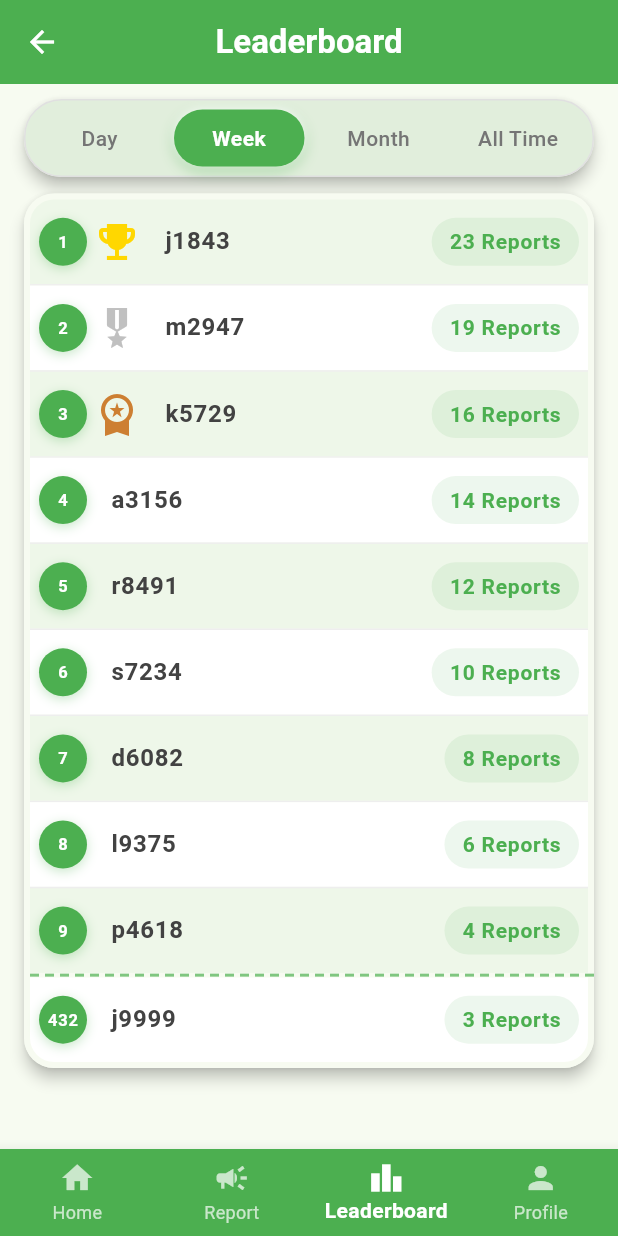
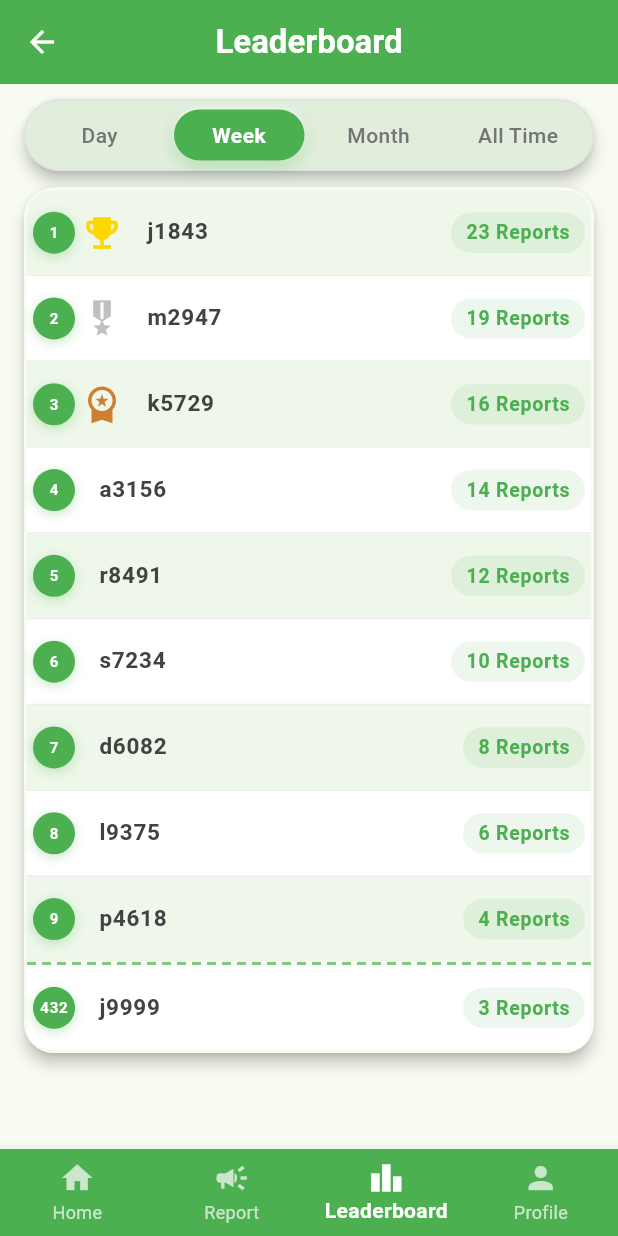
Before and after one commit to cycle4passion/StudySpacesApp, a Flutter app: the screen it shows after launch, item 3 of the bottom bar chosen, on a phone screen of 412 x 824 dp. Run offline on Flutter 3.47's test engine with Material 3 defaults, Android fonts, the light colour scheme and no system bars; our stand-ins replace geolocator, permission_handler, shared_preferences, webview_flutter; accounts and stored records are empty.

Commit message:
fixed overflowing leaderboard

```diff
--- a/lib/screens/leaderboard_screen.dart
+++ b/lib/screens/leaderboard_screen.dart
@@ -181,7 +181,7 @@ class _LeaderboardScreenState extends State<LeaderboardScreen>
                     final selectedIndex = periods.indexOf(selectedPeriod);
 
                     return SizedBox(
-                      height: 44, // Reduced from 52
+                      height: 40, // Reduced from 44
                       child: Stack(
                         children: [
                           // Animated background pill
@@ -232,7 +232,7 @@ class _LeaderboardScreenState extends State<LeaderboardScreen>
                                 child: SizedBox(
                                   width:
                                       itemWidth, // Fixed width for each button
-                                  height: 44, // Reduced from 52
+                                  height: 40, // Reduced from 44
                                   child: MouseRegion(
                                     cursor: SystemMouseCursors.click,
                                     child: Center(
@@ -279,7 +279,7 @@ class _LeaderboardScreenState extends State<LeaderboardScreen>
                   12, // Reduced from 16
                   2, // Reduced from 6 to decrease space from selector
                   12, // Reduced from 16
-                  16,
+                  8, // Further reduced bottom margin from 16
                 ),
                 child: Card(
                   elevation: 4,
@@ -300,7 +300,9 @@ class _LeaderboardScreenState extends State<LeaderboardScreen>
                     child: ListView.separated(
                       shrinkWrap: true,
                       physics: const NeverScrollableScrollPhysics(),
-                      padding: const EdgeInsets.all(4), // Reduced from 8
+                      padding: const EdgeInsets.all(
+                        2,
+                      ), // Further reduced from 4
                       itemCount: currentLeaderboard.length,
                       separatorBuilder: (context, index) {
                         // Check if the next item (index + 1) is the user at position 10
@@ -352,8 +354,8 @@ class _LeaderboardScreenState extends State<LeaderboardScreen>
 
                         return Container(
                           padding: const EdgeInsets.symmetric(
-                            vertical: 0.2,
-                          ), // Reduced from 0.4
+                            vertical: 0.1,
+                          ), // Further reduced from 0.2
                           decoration: BoxDecoration(
                             color: index % 2 == 0
                                 ? Colors.green.withValues(
@@ -374,15 +376,15 @@ class _LeaderboardScreenState extends State<LeaderboardScreen>
                           ),
                           child: ListTile(
                             contentPadding: const EdgeInsets.symmetric(
-                              horizontal: 6, // Reduced from 8
+                              horizontal: 4, // Further reduced from 6
                               vertical: 0, // Keep at 0
                             ),
                             leading: Row(
                               mainAxisSize: MainAxisSize.min,
                               children: [
                                 Container(
-                                  width: 32, // Increased from 24
-                                  height: 32, // Increased from 24
+                                  width: 28, // Reduced from 32
+                                  height: 28, // Reduced from 32
                                   decoration: BoxDecoration(
                                     color: _getRankBadgeColor(rank),
                                     shape: BoxShape.circle,
@@ -403,7 +405,7 @@ class _LeaderboardScreenState extends State<LeaderboardScreen>
                                         color: Colors.white,
                                         fontWeight: FontWeight.bold,
                                         fontSize:
-                                            11, // Increased from 9 to fit larger circle
+                                            10, // Reduced from 11 to fit smaller circle
                                       ),
                                     ),
                                   ),
@@ -413,7 +415,7 @@ class _LeaderboardScreenState extends State<LeaderboardScreen>
                                   Icon(
                                     _getRankIcon(rank),
                                     color: _getRankIconColor(rank),
-                                    size: 32, // Increased from 26
+                                    size: 28, // Reduced from 32
                                   ),
                                 ],
                               ],
@@ -422,7 +424,7 @@ class _LeaderboardScreenState extends State<LeaderboardScreen>
                               entry.name,
                               style: TextStyle(
                                 fontWeight: FontWeight.bold,
-                                fontSize: 16, // Increased from 14
+                                fontSize: 15, // Reduced from 16
                                 color: Colors
                                     .grey
                                     .shade800, // Consistent text color
@@ -430,8 +432,8 @@ class _LeaderboardScreenState extends State<LeaderboardScreen>
                             ),
                             trailing: Container(
                               padding: const EdgeInsets.symmetric(
-                                horizontal: 12, // Increased from 8
-                                vertical: 6, // Increased from 4
+                                horizontal: 10, // Reduced from 12
+                                vertical: 4, // Reduced from 6
                               ),
                               decoration: BoxDecoration(
                                 color: Colors.green.withValues(
@@ -443,7 +445,7 @@ class _LeaderboardScreenState extends State<LeaderboardScreen>
                                 '${entry.reports} ${entry.reports == 1 ? 'Report' : 'Reports'}',
                                 style: const TextStyle(
                                   fontWeight: FontWeight.bold,
-                                  fontSize: 14, // Increased from 12
+                                  fontSize: 13, // Reduced from 14
                                   color: Colors.green, // Consistent text color
                                 ),
                               ),
```
